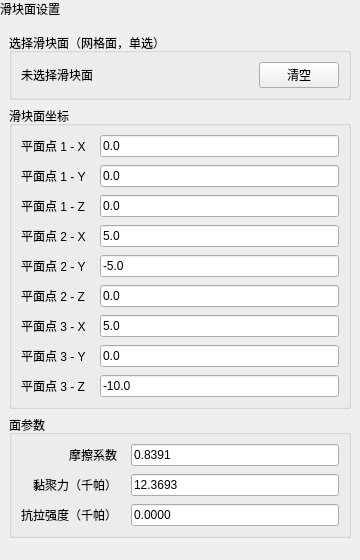
asd977/base_cae, file plugins/Base_Solver/CaveBlockPlanePage.ui: the form before one commit.
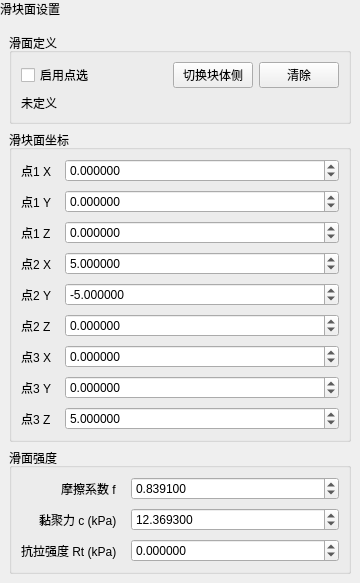
The form after the commit.

```diff
--- a/plugins/Base_Solver/CaveBlockPlanePage.ui
+++ b/plugins/Base_Solver/CaveBlockPlanePage.ui
@@ -27,15 +27,18 @@
       <item>
        <widget class="QGroupBox" name="pickGroupBox">
         <property name="title">
-         <string>选择滑块面（网格面，单选）</string>
+         <string>滑面定义</string>
         </property>
         <layout class="QVBoxLayout" name="pickLayout">
          <item>
           <layout class="QHBoxLayout" name="pickStatusLayout">
            <item>
-            <widget class="QLabel" name="faceStatusLabel">
+            <widget class="QCheckBox" name="pickCheckBox">
              <property name="text">
-              <string>未选择滑块面</string>
+              <string>启用点选</string>
+             </property>
+             <property name="checked">
+              <bool>false</bool>
              </property>
             </widget>
            </item>
@@ -46,27 +49,35 @@
              </property>
              <property name="sizeHint" stdset="0">
               <size>
-               <width>40</width>
+               <width>20</width>
                <height>20</height>
               </size>
              </property>
             </spacer>
            </item>
+           <item>
+            <widget class="QPushButton" name="flipSideBtn">
+             <property name="text">
+              <string>切换块体侧</string>
+             </property>
+            </widget>
+           </item>
            <item>
             <widget class="QPushButton" name="clearFaceBtn">
              <property name="text">
-              <string>清空</string>
-             </property>
-             <property name="minimumSize">
-              <size>
-               <width>10</width>
-               <height>0</height>
-              </size>
+              <string>清除</string>
              </property>
             </widget>
            </item>
           </layout>
          </item>
+         <item>
+          <widget class="QLabel" name="faceStatusLabel">
+           <property name="text">
+            <string>未定义</string>
+           </property>
+          </widget>
+         </item>
          <property name="leftMargin">
           <number>9</number>
          </property>
@@ -100,7 +111,7 @@
   </sizepolicy>
  </property>
            <property name="text">
-            <string>平面点 1 - X</string>
+            <string>点1 X</string>
            </property>
            <property name="wordWrap">
   <bool>false</bool>
@@ -108,16 +119,31 @@
 </widget>
          </item>
          <item row="0" column="1">
-          <widget class="QLineEdit" name="x1Edit">
-           <property name="text">
-            <string>0.0</string>
-           </property>
+          <widget class="QDoubleSpinBox" name="x1Edit">
            <property name="minimumSize">
             <size>
              <width>10</width>
              <height>0</height>
             </size>
            </property>
+           <property name="decimals">
+            <number>6</number>
+           </property>
+           <property name="minimum">
+            <double>-1000000000.000000</double>
+           </property>
+           <property name="maximum">
+            <double>1000000000.000000</double>
+           </property>
+           <property name="singleStep">
+            <double>0.100000</double>
+           </property>
+           <property name="value">
+            <double>0.000000</double>
+           </property>
+           <property name="keyboardTracking">
+            <bool>false</bool>
+           </property>
           </widget>
          </item>
          <item row="1" column="0">
@@ -129,7 +155,7 @@
   </sizepolicy>
  </property>
            <property name="text">
-            <string>平面点 1 - Y</string>
+            <string>点1 Y</string>
            </property>
            <property name="wordWrap">
   <bool>false</bool>
@@ -137,16 +163,31 @@
 </widget>
          </item>
          <item row="1" column="1">
-          <widget class="QLineEdit" name="y1Edit">
-           <property name="text">
-            <string>0.0</string>
-           </property>
+          <widget class="QDoubleSpinBox" name="y1Edit">
            <property name="minimumSize">
             <size>
              <width>10</width>
              <height>0</height>
             </size>
            </property>
+           <property name="decimals">
+            <number>6</number>
+           </property>
+           <property name="minimum">
+            <double>-1000000000.000000</double>
+           </property>
+           <property name="maximum">
+            <double>1000000000.000000</double>
+           </property>
+           <property name="singleStep">
+            <double>0.100000</double>
+           </property>
+           <property name="value">
+            <double>0.000000</double>
+           </property>
+           <property name="keyboardTracking">
+            <bool>false</bool>
+           </property>
           </widget>
          </item>
          <item row="2" column="0">
@@ -158,7 +199,7 @@
   </sizepolicy>
  </property>
            <property name="text">
-            <string>平面点 1 - Z</string>
+            <string>点1 Z</string>
            </property>
            <property name="wordWrap">
   <bool>false</bool>
@@ -166,16 +207,31 @@
 </widget>
          </item>
          <item row="2" column="1">
-          <widget class="QLineEdit" name="z1Edit">
-           <property name="text">
-            <string>0.0</string>
-           </property>
+          <widget class="QDoubleSpinBox" name="z1Edit">
            <property name="minimumSize">
             <size>
              <width>10</width>
              <height>0</height>
             </size>
            </property>
+           <property name="decimals">
+            <number>6</number>
+           </property>
+           <property name="minimum">
+            <double>-1000000000.000000</double>
+           </property>
+           <property name="maximum">
+            <double>1000000000.000000</double>
+           </property>
+           <property name="singleStep">
+            <double>0.100000</double>
+           </property>
+           <property name="value">
+            <double>0.000000</double>
+           </property>
+           <property name="keyboardTracking">
+            <bool>false</bool>
+           </property>
           </widget>
          </item>
          <item row="3" column="0">
@@ -187,7 +243,7 @@
   </sizepolicy>
  </property>
            <property name="text">
-            <string>平面点 2 - X</string>
+            <string>点2 X</string>
            </property>
            <property name="wordWrap">
   <bool>false</bool>
@@ -195,16 +251,31 @@
 </widget>
          </item>
          <item row="3" column="1">
-          <widget class="QLineEdit" name="x2Edit">
-           <property name="text">
-            <string>5.0</string>
-           </property>
+          <widget class="QDoubleSpinBox" name="x2Edit">
            <property name="minimumSize">
             <size>
              <width>10</width>
              <height>0</height>
             </size>
            </property>
+           <property name="decimals">
+            <number>6</number>
+           </property>
+           <property name="minimum">
+            <double>-1000000000.000000</double>
+           </property>
+           <property name="maximum">
+            <double>1000000000.000000</double>
+           </property>
+           <property name="singleStep">
+            <double>0.100000</double>
+           </property>
+           <property name="value">
+            <double>5.000000</double>
+           </property>
+           <property name="keyboardTracking">
+            <bool>false</bool>
+           </property>
           </widget>
          </item>
          <item row="4" column="0">
@@ -216,7 +287,7 @@
   </sizepolicy>
  </property>
            <property name="text">
-            <string>平面点 2 - Y</string>
+            <string>点2 Y</string>
            </property>
            <property name="wordWrap">
   <bool>false</bool>
@@ -224,16 +295,31 @@
 </widget>
          </item>
          <item row="4" column="1">
-          <widget class="QLineEdit" name="y2Edit">
-           <property name="text">
-            <string>-5.0</string>
-           </property>
+          <widget class="QDoubleSpinBox" name="y2Edit">
            <property name="minimumSize">
             <size>
              <width>10</width>
              <height>0</height>
             </size>
            </property>
+           <property name="decimals">
+            <number>6</number>
+           </property>
+           <property name="minimum">
+            <double>-1000000000.000000</double>
+           </property>
+           <property name="maximum">
+            <double>1000000000.000000</double>
+           </property>
+           <property name="singleStep">
+            <double>0.100000</double>
+           </property>
+           <property name="value">
+            <double>-5.000000</double>
+           </property>
+           <property name="keyboardTracking">
+            <bool>false</bool>
+           </property>
           </widget>
          </item>
          <item row="5" column="0">
@@ -245,7 +331,7 @@
   </sizepolicy>
  </property>
            <property name="text">
-            <string>平面点 2 - Z</string>
+            <string>点2 Z</string>
            </property>
            <property name="wordWrap">
   <bool>false</bool>
@@ -253,16 +339,31 @@
 </widget>
          </item>
          <item row="5" column="1">
-          <widget class="QLineEdit" name="z2Edit">
-           <property name="text">
-            <string>0.0</string>
-           </property>
+          <widget class="QDoubleSpinBox" name="z2Edit">
            <property name="minimumSize">
             <size>
              <width>10</width>
              <height>0</height>
             </size>
            </property>
+           <property name="decimals">
+            <number>6</number>
+           </property>
+           <property name="minimum">
+            <double>-1000000000.000000</double>
+           </property>
+           <property name="maximum">
+            <double>1000000000.000000</double>
+           </property>
+           <property name="singleStep">
+            <double>0.100000</double>
+           </property>
+           <property name="value">
+            <double>0.000000</double>
+           </property>
+           <property name="keyboardTracking">
+            <bool>false</bool>
+           </property>
           </widget>
          </item>
          <item row="6" column="0">
@@ -274,7 +375,7 @@
   </sizepolicy>
  </property>
            <property name="text">
-            <string>平面点 3 - X</string>
+            <string>点3 X</string>
            </property>
            <property name="wordWrap">
   <bool>false</bool>
@@ -282,16 +383,31 @@
 </widget>
          </item>
          <item row="6" column="1">
-          <widget class="QLineEdit" name="x3Edit">
-           <property name="text">
-            <string>5.0</string>
-           </property>
+          <widget class="QDoubleSpinBox" name="x3Edit">
            <property name="minimumSize">
             <size>
              <width>10</width>
              <height>0</height>
             </size>
            </property>
+           <property name="decimals">
+            <number>6</number>
+           </property>
+           <property name="minimum">
+            <double>-1000000000.000000</double>
+           </property>
+           <property name="maximum">
+            <double>1000000000.000000</double>
+           </property>
+           <property name="singleStep">
+            <double>0.100000</double>
+           </property>
+           <property name="value">
+            <double>0.000000</double>
+           </property>
+           <property name="keyboardTracking">
+            <bool>false</bool>
+           </property>
           </widget>
          </item>
          <item row="7" column="0">
@@ -303,7 +419,7 @@
   </sizepolicy>
  </property>
            <property name="text">
-            <string>平面点 3 - Y</string>
+            <string>点3 Y</string>
            </property>
            <property name="wordWrap">
   <bool>false</bool>
@@ -311,16 +427,31 @@
 </widget>
          </item>
          <item row="7" column="1">
-          <widget class="QLineEdit" name="y3Edit">
-           <property name="text">
-            <string>0.0</string>
-           </property>
+          <widget class="QDoubleSpinBox" name="y3Edit">
            <property name="minimumSize">
             <size>
              <width>10</width>
              <height>0</height>
             </size>
            </property>
+           <property name="decimals">
+            <number>6</number>
+           </property>
+           <property name="minimum">
+            <double>-1000000000.000000</double>
+           </property>
+           <property name="maximum">
+            <double>1000000000.000000</double>
+           </property>
+           <property name="singleStep">
+            <double>0.100000</double>
+           </property>
+           <property name="value">
+            <double>0.000000</double>
+           </property>
+           <property name="keyboardTracking">
+            <bool>false</bool>
+           </property>
           </widget>
          </item>
          <item row="8" column="0">
@@ -332,7 +463,7 @@
   </sizepolicy>
  </property>
            <property name="text">
-            <string>平面点 3 - Z</string>
+            <string>点3 Z</string>
            </property>
            <property name="wordWrap">
   <bool>false</bool>
@@ -340,16 +471,31 @@
 </widget>
          </item>
          <item row="8" column="1">
-          <widget class="QLineEdit" name="z3Edit">
-           <property name="text">
-            <string>-10.0</string>
-           </property>
+          <widget class="QDoubleSpinBox" name="z3Edit">
            <property name="minimumSize">
             <size>
              <width>10</width>
              <height>0</height>
             </size>
            </property>
+           <property name="decimals">
+            <number>6</number>
+           </property>
+           <property name="minimum">
+            <double>-1000000000.000000</double>
+           </property>
+           <property name="maximum">
+            <double>1000000000.000000</double>
+           </property>
+           <property name="singleStep">
+            <double>0.100000</double>
+           </property>
+           <property name="value">
+            <double>5.000000</double>
+           </property>
+           <property name="keyboardTracking">
+            <bool>false</bool>
+           </property>
           </widget>
          </item>
          <property name="leftMargin">
@@ -385,7 +531,7 @@
       <item>
        <widget class="QGroupBox" name="paraGroupBox">
         <property name="title">
-         <string>面参数</string>
+         <string>滑面强度</string>
         </property>
         <layout class="QFormLayout" name="paraFormLayout">
          <property name="fieldGrowthPolicy">
@@ -400,7 +546,7 @@
   </sizepolicy>
  </property>
            <property name="text">
-            <string>摩擦系数</string>
+            <string>摩擦系数 f</string>
            </property>
            <property name="wordWrap">
   <bool>false</bool>
@@ -408,16 +554,31 @@
 </widget>
          </item>
          <item row="0" column="1">
-          <widget class="QLineEdit" name="fpEdit">
-           <property name="text">
-            <string>0.8391</string>
-           </property>
+          <widget class="QDoubleSpinBox" name="fpEdit">
            <property name="minimumSize">
             <size>
              <width>10</width>
              <height>0</height>
             </size>
            </property>
+           <property name="decimals">
+            <number>6</number>
+           </property>
+           <property name="minimum">
+            <double>-1000000000.000000</double>
+           </property>
+           <property name="maximum">
+            <double>1000000000.000000</double>
+           </property>
+           <property name="singleStep">
+            <double>0.100000</double>
+           </property>
+           <property name="value">
+            <double>0.839100</double>
+           </property>
+           <property name="keyboardTracking">
+            <bool>false</bool>
+           </property>
           </widget>
          </item>
          <item row="1" column="0">
@@ -429,7 +590,7 @@
   </sizepolicy>
  </property>
            <property name="text">
-            <string>黏聚力（千帕）</string>
+            <string>黏聚力 c (kPa)</string>
            </property>
            <property name="wordWrap">
   <bool>false</bool>
@@ -437,16 +598,31 @@
 </widget>
          </item>
          <item row="1" column="1">
-          <widget class="QLineEdit" name="cEdit">
-           <property name="text">
-            <string>12.3693</string>
-           </property>
+          <widget class="QDoubleSpinBox" name="cEdit">
            <property name="minimumSize">
             <size>
              <width>10</width>
              <height>0</height>
             </size>
            </property>
+           <property name="decimals">
+            <number>6</number>
+           </property>
+           <property name="minimum">
+            <double>-1000000000.000000</double>
+           </property>
+           <property name="maximum">
+            <double>1000000000.000000</double>
+           </property>
+           <property name="singleStep">
+            <double>0.100000</double>
+           </property>
+           <property name="value">
+            <double>12.369300</double>
+           </property>
+           <property name="keyboardTracking">
+            <bool>false</bool>
+           </property>
           </widget>
          </item>
          <item row="2" column="0">
@@ -458,7 +634,7 @@
   </sizepolicy>
  </property>
            <property name="text">
-            <string>抗拉强度（千帕）</string>
+            <string>抗拉强度 Rt (kPa)</string>
            </property>
            <property name="wordWrap">
   <bool>false</bool>
@@ -466,16 +642,31 @@
 </widget>
          </item>
          <item row="2" column="1">
-          <widget class="QLineEdit" name="rtEdit">
-           <property name="text">
-            <string>0.0000</string>
-           </property>
+          <widget class="QDoubleSpinBox" name="rtEdit">
            <property name="minimumSize">
             <size>
              <width>10</width>
              <height>0</height>
             </size>
            </property>
+           <property name="decimals">
+            <number>6</number>
+           </property>
+           <property name="minimum">
+            <double>-1000000000.000000</double>
+           </property>
+           <property name="maximum">
+            <double>1000000000.000000</double>
+           </property>
+           <property name="singleStep">
+            <double>0.100000</double>
+           </property>
+           <property name="value">
+            <double>0.000000</double>
+           </property>
+           <property name="keyboardTracking">
+            <bool>false</bool>
+           </property>
           </widget>
          </item>
          <property name="leftMargin">
```
Left out of the diff: 4 changed lines with no effect on the pictures. Lines whose indentation alone changed are shown as unchanged.
